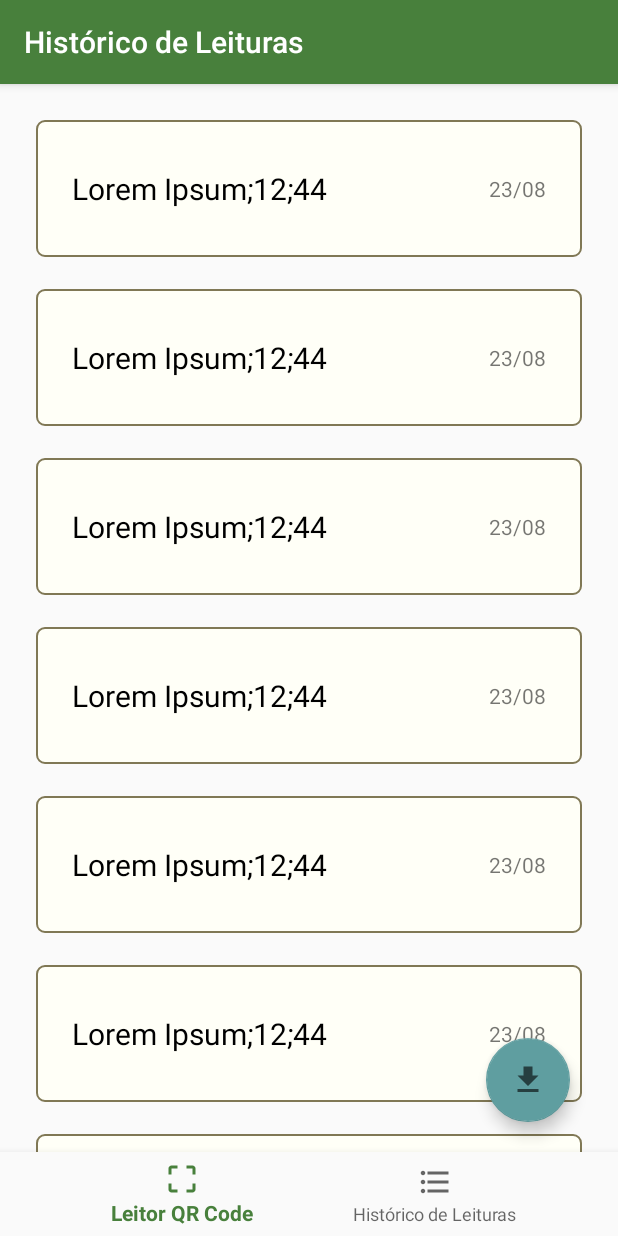
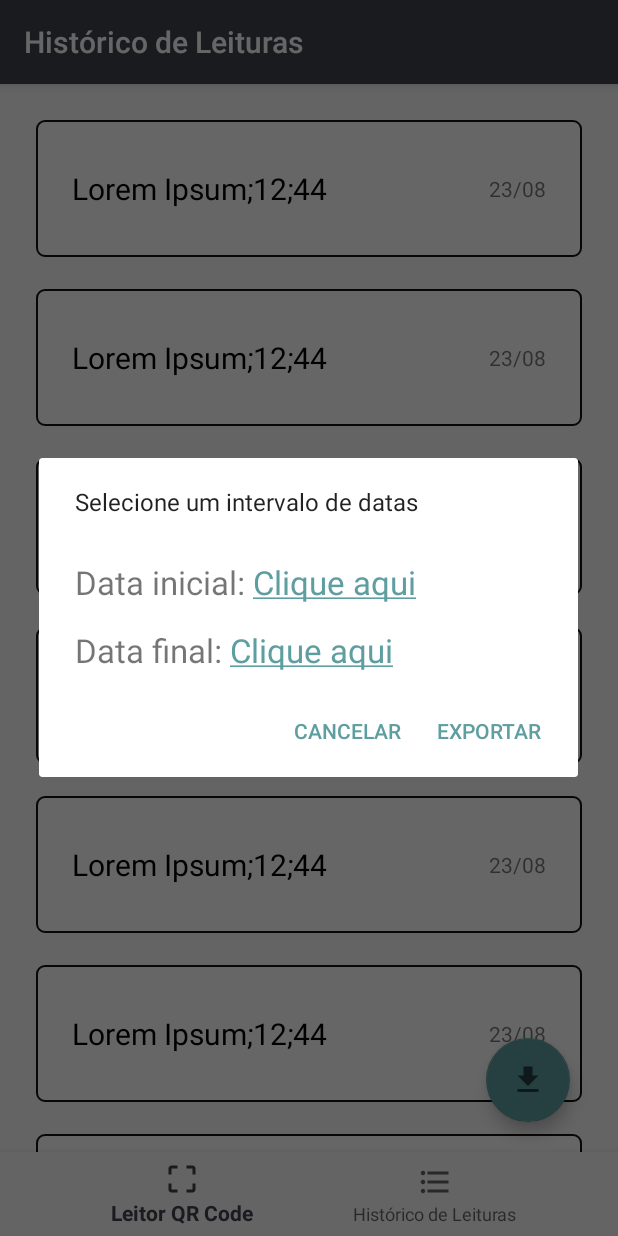
Before and after one commit to GabrielOtero/QrCodeReader, an Android app: the ReadListFragment screen opened through its navigation route, after a tap on an icon or button, on a phone screen of 412 x 824 dp. Run offline under Robolectric (Android 15) with nearby library versions, the phone set to English and light mode, and no system bars; our stand-ins replace navigation-ui; libraries missing offline, so code that uses them is left out: xyz.belvi.mobilevisionbarcodescanner; 3 statements that could not run were skipped.

Commit message:
Color and date picker

```diff
--- a/app/src/main/java/com/otero/qrcodereader/ui/qrCodeReader/QrCodeReaderFragment.kt
+++ b/app/src/main/java/com/otero/qrcodereader/ui/qrCodeReader/QrCodeReaderFragment.kt
@@ -11,6 +11,7 @@ import androidx.lifecycle.ViewModelProviders
 import com.google.android.gms.samples.vision.barcodereader.BarcodeCapture
 import com.google.android.gms.samples.vision.barcodereader.BarcodeGraphic
 import com.google.android.gms.vision.barcode.Barcode
+import com.google.android.material.snackbar.Snackbar
 import com.otero.qrcodereader.R
 import xyz.belvi.mobilevisionbarcodescanner.BarcodeRetriever
 
@@ -40,7 +41,15 @@ class QrCodeReaderFragment : Fragment(), BarcodeRetriever {
             Log.d("QrCodeReaderFragment", "Barcode read: " + barcode.displayValue)
             QrCodeConfirmationDialog(
                 QrCodeInfoUIModel(barcode.displayValue),
-                onConfirm = { barcodeCapture.resume() },
+                onConfirm = {
+                    barcodeCapture.resume()
+                    Snackbar.make(
+                        view!!,
+                        getString(R.string.qr_code_confirmation_dialog_success_message),
+                        Snackbar.LENGTH_SHORT
+                    ).show()
+                    //ViewModel.saveRoom()
+                },
                 onCancel = { barcodeCapture.resume() }
             ).show(parentFragmentManager)
         }
--- /dev/null
+++ b/app/src/main/java/com/otero/qrcodereader/ui/readList/ExportConfirmationDialog.kt
@@ -0,0 +1,114 @@
+package com.otero.qrcodereader.ui.readList
+
+import android.app.AlertDialog
+import android.app.DatePickerDialog
+import android.app.Dialog
+import android.os.Bundle
+import android.view.View
+import android.widget.DatePicker
+import android.widget.TextView
+import androidx.fragment.app.DialogFragment
+import androidx.fragment.app.FragmentManager
+import com.otero.qrcodereader.R
+import java.text.SimpleDateFormat
+import java.util.*
+
+
+class ExportConfirmationDialog(
+    val onConfirm: () -> Unit,
+    val onCancel: () -> Unit
+) : DialogFragment(), View.OnClickListener, DatePickerDialog.OnDateSetListener {
+
+
+    private val startDateCalendar = Calendar.getInstance()
+    private val endDateCalendar = Calendar.getInstance()
+
+    private lateinit var startDateLabel : TextView
+    private lateinit var endDateLabel : TextView
+
+    private lateinit var startDatePicker : DatePickerDialog
+    private lateinit var endDatePicker : DatePickerDialog
+
+    override fun onCreateDialog(savedInstanceState: Bundle?): Dialog {
+        val builder: AlertDialog.Builder = AlertDialog.Builder(activity)
+        val inflater = activity!!.layoutInflater
+        val view: View =
+            inflater.inflate(R.layout.export_list_confirmation_dialog, null)
+
+        builder.setView(view)
+            .setMessage(getString(R.string.export_list_confirmation_dialog_title))
+            .setPositiveButton(
+                getString(R.string.export_list_confirmation_dialog_positive_button)
+            ) { _, _ ->
+                this.dismiss()
+                onConfirm()
+            }
+            .setNegativeButton(
+                getString(R.string.export_list_confirmation_dialog_negative_button)
+            ) { _, _ ->
+                this.dismiss()
+                onCancel()
+            }
+
+        startDateLabel = view.findViewById(R.id.start_date)
+        startDateLabel.setOnClickListener(this)
+
+        endDateLabel = view.findViewById(R.id.end_date)
+        endDateLabel.setOnClickListener(this)
+
+        startDatePicker = DatePickerDialog(
+            context!!, this, startDateCalendar[Calendar.YEAR], startDateCalendar[Calendar.MONTH],
+            startDateCalendar[Calendar.DAY_OF_MONTH]
+        )
+
+        endDatePicker = DatePickerDialog(
+            context!!, this, endDateCalendar[Calendar.YEAR], endDateCalendar[Calendar.MONTH],
+            endDateCalendar[Calendar.DAY_OF_MONTH]
+        )
+
+        return builder.create()
+    }
+
+    fun show(fragmentManager: FragmentManager) {
+        this.show(fragmentManager, ExportConfirmationDialog::class.qualifiedName)
+    }
+
+    override fun getTheme(): Int {
+        return R.style.FullScreenDialogTheme
+    }
+
+    override fun onClick(v: View?) {
+        when (v) {
+            startDateLabel -> {
+                startDatePicker.show()
+            }
+            endDateLabel -> {
+                endDatePicker.show()
+            }
+        }
+    }
+
+    override fun onDateSet(dp: DatePicker?, year: Int, monthOfYear: Int, dayOfMonth: Int) {
+        when(dp){
+            startDatePicker.datePicker -> {
+                startDateCalendar.set(Calendar.YEAR, year)
+                startDateCalendar.set(Calendar.MONTH, monthOfYear)
+                startDateCalendar.set(Calendar.DAY_OF_MONTH, dayOfMonth)
+                updateLabel(startDateLabel, startDateCalendar)
+            }
+
+            endDatePicker.datePicker -> {
+                endDateCalendar.set(Calendar.YEAR, year)
+                endDateCalendar.set(Calendar.MONTH, monthOfYear)
+                endDateCalendar.set(Calendar.DAY_OF_MONTH, dayOfMonth)
+                updateLabel(endDateLabel, endDateCalendar)
+            }
+        }
+    }
+
+    private fun updateLabel(label : TextView, calendar : Calendar) {
+        val myFormat = "dd/MM/yyyy"
+        val sdf = SimpleDateFormat(myFormat, Locale("pt", "BR"))
+        label.text = sdf.format(calendar.time)
+    }
+}
--- a/app/src/main/java/com/otero/qrcodereader/ui/readList/ReadListFragment.kt
+++ b/app/src/main/java/com/otero/qrcodereader/ui/readList/ReadListFragment.kt
@@ -8,6 +8,7 @@ import android.view.ViewGroup
 import androidx.fragment.app.Fragment
 import androidx.lifecycle.ViewModelProviders
 import androidx.recyclerview.widget.LinearLayoutManager
+import com.google.android.material.snackbar.Snackbar
 import com.otero.qrcodereader.R
 import kotlinx.android.synthetic.main.fragment_read_list.*
 
@@ -44,7 +45,17 @@ class ReadListFragment : Fragment(), View.OnClickListener {
     override fun onClick(v: View?) {
         when(v){
             btn_download -> {
-                Log.d("ReadListFragment", "Export CSV")
+                ExportConfirmationDialog(
+                    onConfirm = {
+                        Log.d("ReadListFragment", "Confirm")
+                        Snackbar.make(
+                            view!!,
+                            getString(R.string.export_list_confirmation_dialog_success_message),
+                            Snackbar.LENGTH_LONG
+                        ).show()
+                    },
+                    onCancel = { Log.d("ReadListFragment", "Cancel") }
+                ).show(parentFragmentManager)
             }
         }
     }
--- a/app/src/main/res/drawable/item_background.xml
+++ b/app/src/main/res/drawable/item_background.xml
@@ -4,8 +4,8 @@
     android:shape="rectangle">
 
     <corners android:radius="5dp" />
-    <solid android:color="#fffff7" />
+    <solid android:color="#FFFFFF" />
     <stroke
         android:width="1dip"
-        android:color="#807855" />
+        android:color="#111111" />
 </shape>
--- /dev/null
+++ b/app/src/main/res/layout/export_list_confirmation_dialog.xml
@@ -0,0 +1,60 @@
+<?xml version="1.0" encoding="utf-8"?>
+<androidx.constraintlayout.widget.ConstraintLayout xmlns:android="http://schemas.android.com/apk/res/android"
+    xmlns:app="http://schemas.android.com/apk/res-auto"
+    xmlns:tools="http://schemas.android.com/tools"
+    android:layout_width="match_parent"
+    android:layout_height="200dp"
+    android:paddingStart="24dp"
+    android:paddingTop="12dp"
+    android:paddingEnd="24dp"
+    tools:context=".ui.qrCodeReader.QrCodeConfirmationDialog">
+
+    <TextView
+        android:id="@+id/start_date_title"
+        android:layout_width="0dp"
+        android:layout_height="wrap_content"
+        android:paddingTop="8dp"
+        android:paddingBottom="8dp"
+        android:text="Data inicial: "
+        android:textSize="22sp"
+        app:layout_constraintStart_toStartOf="parent"
+        app:layout_constraintTop_toTopOf="parent" />
+
+    <TextView
+        android:id="@+id/start_date"
+        android:layout_width="0dp"
+        android:layout_height="wrap_content"
+        android:paddingTop="8dp"
+        android:paddingBottom="8dp"
+        android:text="@string/export_list_confirmation_dialog_click_here"
+        android:textColor="@color/colorAccent"
+        android:textSize="22sp"
+        app:layout_constraintEnd_toEndOf="parent"
+        app:layout_constraintStart_toEndOf="@id/start_date_title"
+        app:layout_constraintTop_toTopOf="parent" />
+
+    <TextView
+        android:id="@+id/end_date_title"
+        android:layout_width="0dp"
+        android:layout_height="wrap_content"
+        android:paddingTop="8dp"
+        android:paddingBottom="8dp"
+        android:text="Data final: "
+        android:textSize="22sp"
+        app:layout_constraintStart_toStartOf="parent"
+        app:layout_constraintTop_toBottomOf="@id/start_date_title"/>
+
+    <TextView
+        android:id="@+id/end_date"
+        android:layout_width="0dp"
+        android:layout_height="wrap_content"
+        android:paddingTop="8dp"
+        android:paddingBottom="8dp"
+        android:text="@string/export_list_confirmation_dialog_click_here"
+        android:textColor="@color/colorAccent"
+        android:textSize="22sp"
+        app:layout_constraintEnd_toEndOf="parent"
+        app:layout_constraintStart_toEndOf="@id/end_date_title"
+        app:layout_constraintTop_toBottomOf="@id/start_date" />
+
+</androidx.constraintlayout.widget.ConstraintLayout>
--- a/app/src/main/res/values/colors.xml
+++ b/app/src/main/res/values/colors.xml
@@ -1,6 +1,6 @@
 <?xml version="1.0" encoding="utf-8"?>
 <resources>
-    <color name="colorPrimary">#48803C</color>
-    <color name="colorPrimaryDark">#333020</color>
+    <color name="colorPrimary">#40444F</color>
+    <color name="colorPrimaryDark">#2A2D34</color>
     <color name="colorAccent">#5F9EA0</color>
 </resources>
--- a/app/src/main/res/values/strings.xml
+++ b/app/src/main/res/values/strings.xml
@@ -2,9 +2,16 @@
     <string name="app_name">QRCodeReader</string>
     <string name="title_home">Leitor QR Code</string>
     <string name="title_dashboard">Histórico de Leituras</string>
-    <!-- TODO: Remove or change this placeholder text -->
     <string name="hello_blank_fragment">Hello blank fragment</string>
+
     <string name="qr_code_confirmation_dialog_title">Deseja confirmar os dados?</string>
     <string name="qr_code_confirmation_dialog_positive_button">Confirmar</string>
     <string name="qr_code_confirmation_dialog_negative_button">Cancelar</string>
+    <string name="qr_code_confirmation_dialog_success_message">Dados salvos com sucesso!</string>
+
+    <string name="export_list_confirmation_dialog_title">Selecione um intervalo de datas</string>
+    <string name="export_list_confirmation_dialog_positive_button">Exportar</string>
+    <string name="export_list_confirmation_dialog_negative_button">Cancelar</string>
+    <string name="export_list_confirmation_dialog_success_message">Dados exportados para o arquivo export.csv</string>
+    <string name="export_list_confirmation_dialog_click_here"><u>Clique aqui</u></string>
 </resources>
```
